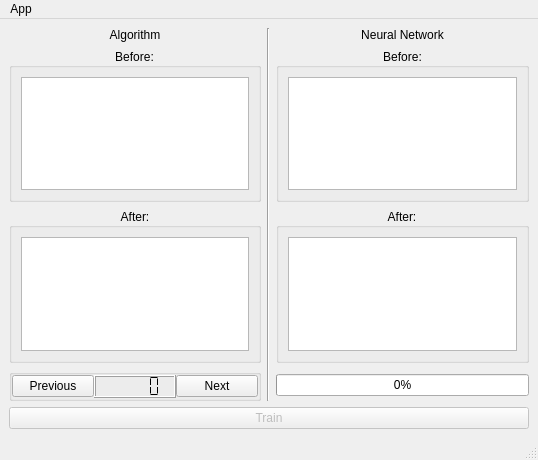
rafalopilowski1/neuralNetworkPlayLife, file views_qt/mainwindow.ui: the form before one commit.
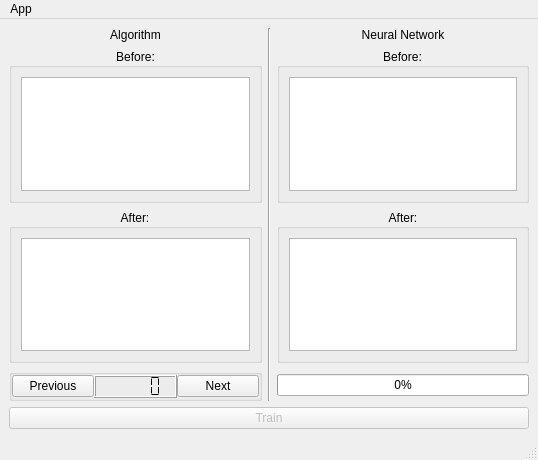
The form after the commit. Icons and pictures are not drawn.

Commit message: feat: Move QT properties to `.ui` files

```diff
--- a/views_qt/mainwindow.ui
+++ b/views_qt/mainwindow.ui
@@ -29,7 +29,7 @@
    </property>
    <layout class="QGridLayout" name="gridLayout_2">
     <item row="0" column="0">
-     <layout class="QGridLayout" name="gridLayout" rowstretch="0,0,0,0,0">
+     <layout class="QGridLayout" name="gridLayout" rowstretch="0,0,0,0">
       <property name="sizeConstraint">
        <enum>QLayout::SetMaximumSize</enum>
       </property>
@@ -43,7 +43,29 @@
         </property>
         <layout class="QVBoxLayout" name="verticalLayout_4">
          <item>
-          <widget class="QTableWidget" name="gen_after_tableWidget"/>
+          <widget class="QTableWidget" name="gen_after_tableWidget">
+           <property name="sizeAdjustPolicy">
+            <enum>QAbstractScrollArea::AdjustToContents</enum>
+           </property>
+           <property name="editTriggers">
+            <set>QAbstractItemView::NoEditTriggers</set>
+           </property>
+           <property name="selectionMode">
+            <enum>QAbstractItemView::NoSelection</enum>
+           </property>
+           <attribute name="horizontalHeaderVisible">
+            <bool>false</bool>
+           </attribute>
+           <attribute name="horizontalHeaderStretchLastSection">
+            <bool>true</bool>
+           </attribute>
+           <attribute name="verticalHeaderVisible">
+            <bool>false</bool>
+           </attribute>
+           <attribute name="verticalHeaderStretchLastSection">
+            <bool>true</bool>
+           </attribute>
+          </widget>
          </item>
         </layout>
        </widget>
@@ -58,7 +80,29 @@
         </property>
         <layout class="QVBoxLayout" name="verticalLayout">
          <item>
-          <widget class="QTableWidget" name="train_after_tableWidget"/>
+          <widget class="QTableWidget" name="train_after_tableWidget">
+           <property name="sizeAdjustPolicy">
+            <enum>QAbstractScrollArea::AdjustToContents</enum>
+           </property>
+           <property name="editTriggers">
+            <set>QAbstractItemView::NoEditTriggers</set>
+           </property>
+           <property name="selectionMode">
+            <enum>QAbstractItemView::NoSelection</enum>
+           </property>
+           <attribute name="horizontalHeaderVisible">
+            <bool>false</bool>
+           </attribute>
+           <attribute name="horizontalHeaderStretchLastSection">
+            <bool>true</bool>
+           </attribute>
+           <attribute name="verticalHeaderVisible">
+            <bool>false</bool>
+           </attribute>
+           <attribute name="verticalHeaderStretchLastSection">
+            <bool>true</bool>
+           </attribute>
+          </widget>
          </item>
         </layout>
        </widget>
@@ -73,7 +117,32 @@
         </property>
         <layout class="QVBoxLayout" name="verticalLayout_3">
          <item>
-          <widget class="QTableWidget" name="gen_before_tableWidget"/>
+          <widget class="QTableWidget" name="gen_before_tableWidget">
+           <property name="sizeAdjustPolicy">
+            <enum>QAbstractScrollArea::AdjustToContents</enum>
+           </property>
+           <property name="editTriggers">
+            <set>QAbstractItemView::NoEditTriggers</set>
+           </property>
+           <property name="selectionMode">
+            <enum>QAbstractItemView::NoSelection</enum>
+           </property>
+           <attribute name="horizontalHeaderVisible">
+            <bool>false</bool>
+           </attribute>
+           <attribute name="horizontalHeaderHighlightSections">
+            <bool>false</bool>
+           </attribute>
+           <attribute name="horizontalHeaderStretchLastSection">
+            <bool>true</bool>
+           </attribute>
+           <attribute name="verticalHeaderVisible">
+            <bool>false</bool>
+           </attribute>
+           <attribute name="verticalHeaderStretchLastSection">
+            <bool>true</bool>
+           </attribute>
+          </widget>
          </item>
         </layout>
        </widget>
@@ -96,18 +165,39 @@
         <layout class="QVBoxLayout" name="verticalLayout_2">
          <item>
           <widget class="QTableWidget" name="train_before_tableWidget">
+           <property name="sizeAdjustPolicy">
+            <enum>QAbstractScrollArea::AdjustToContents</enum>
+           </property>
+           <property name="editTriggers">
+            <set>QAbstractItemView::NoEditTriggers</set>
+           </property>
+           <property name="selectionMode">
+            <enum>QAbstractItemView::NoSelection</enum>
+           </property>
            <property name="rowCount">
             <number>0</number>
            </property>
+           <attribute name="horizontalHeaderVisible">
+            <bool>false</bool>
+           </attribute>
            <attribute name="horizontalHeaderCascadingSectionResizes">
             <bool>false</bool>
            </attribute>
            <attribute name="horizontalHeaderShowSortIndicator" stdset="0">
             <bool>false</bool>
            </attribute>
+           <attribute name="horizontalHeaderStretchLastSection">
+            <bool>true</bool>
+           </attribute>
+           <attribute name="verticalHeaderVisible">
+            <bool>false</bool>
+           </attribute>
            <attribute name="verticalHeaderCascadingSectionResizes">
             <bool>false</bool>
            </attribute>
+           <attribute name="verticalHeaderStretchLastSection">
+            <bool>true</bool>
+           </attribute>
           </widget>
          </item>
         </layout>
```
The commit also changes 4 other files.
